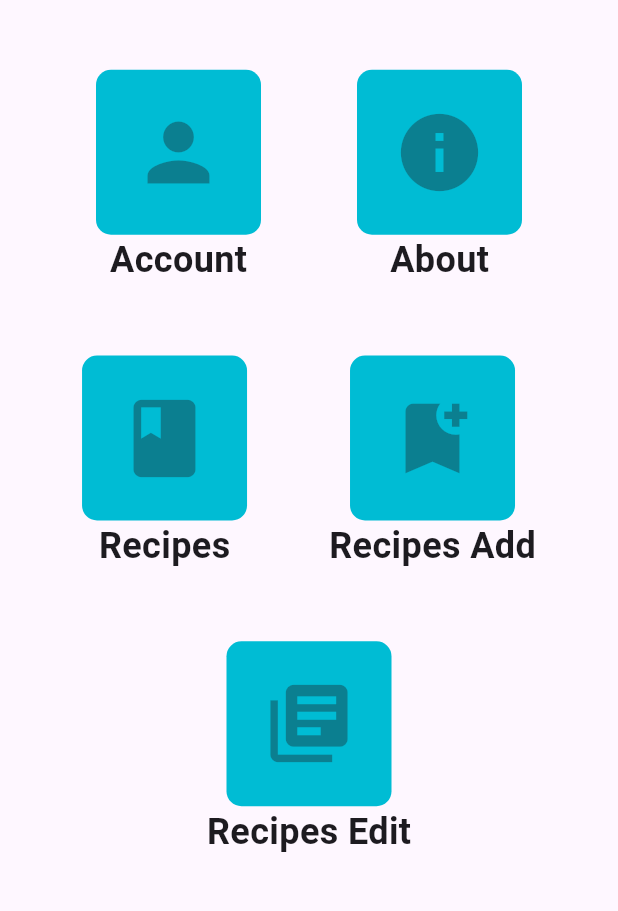
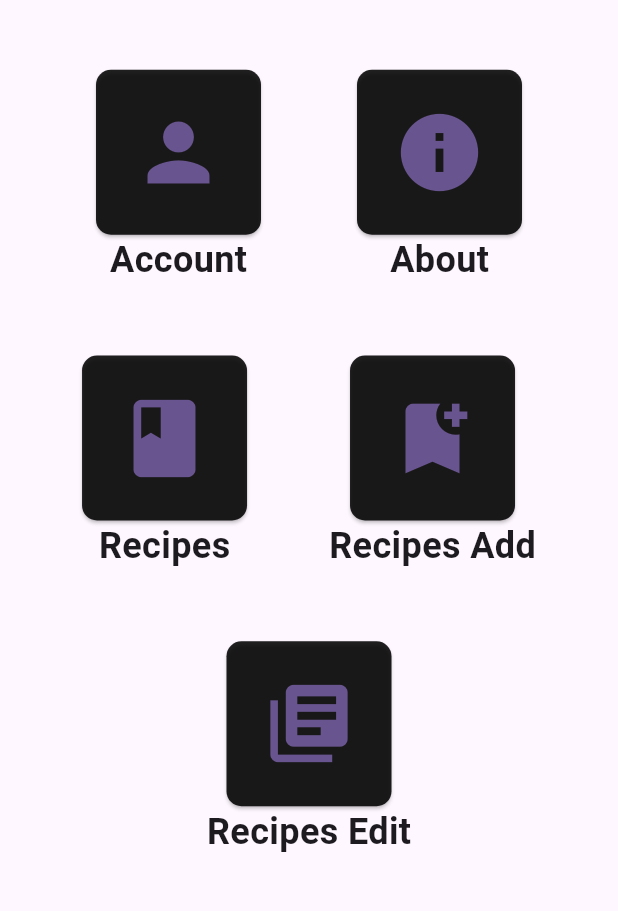
Before and after one commit to geoffval/Recipedia, a Flutter app: the HomePage screen opened directly, on a phone screen of 412 x 824 dp, the part 309-1220 px from its top. Run offline on Flutter 3.47's test engine with Material 2 defaults, Android fonts, the phone set to English and light mode, and no system bars.

Commit message:
Changed button color

```diff
--- a/lib/view/home_page_view.dart
+++ b/lib/view/home_page_view.dart
@@ -59,9 +59,9 @@ class _HomePageState extends State<HomePage> {
                             shape: MaterialStateProperty.all<RoundedRectangleBorder>(RoundedRectangleBorder(
                                 borderRadius: BorderRadius.circular(10.0)
                             )),
-                            backgroundColor: MaterialStateProperty.all<Color>(Colors.cyan),
+                            backgroundColor: MaterialStateProperty.all<Color>(Colors.black87),
                           ),
-                          onPressed: null,
+                          onPressed: (){},
                           child: Row(
                            mainAxisAlignment: MainAxisAlignment.center,
                            crossAxisAlignment: CrossAxisAlignment.center,
@@ -93,9 +93,9 @@ class _HomePageState extends State<HomePage> {
                             shape: MaterialStateProperty.all<RoundedRectangleBorder>(RoundedRectangleBorder(
                                 borderRadius: BorderRadius.circular(10.0)
                             )),
-                            backgroundColor: MaterialStateProperty.all<Color>(Colors.cyan),
+                            backgroundColor: MaterialStateProperty.all<Color>(Colors.black87),
                           ),
-                          onPressed: null,
+                          onPressed: () {},
                           child: Row(
                             mainAxisAlignment: MainAxisAlignment.center,
                             crossAxisAlignment: CrossAxisAlignment.center,
@@ -132,9 +132,9 @@ class _HomePageState extends State<HomePage> {
                             shape: MaterialStateProperty.all<RoundedRectangleBorder>(RoundedRectangleBorder(
                                 borderRadius: BorderRadius.circular(10.0)
                             )),
-                            backgroundColor: MaterialStateProperty.all<Color>(Colors.cyan),
+                            backgroundColor: MaterialStateProperty.all<Color>(Colors.black87),
                           ),
-                          onPressed: null,
+                          onPressed: (){},
                           child: Row(
                             mainAxisAlignment: MainAxisAlignment.center,
                             crossAxisAlignment: CrossAxisAlignment.center,
@@ -166,9 +166,9 @@ class _HomePageState extends State<HomePage> {
                             shape: MaterialStateProperty.all<RoundedRectangleBorder>(RoundedRectangleBorder(
                                 borderRadius: BorderRadius.circular(10.0)
                             )),
-                            backgroundColor: MaterialStateProperty.all<Color>(Colors.cyan),
+                            backgroundColor: MaterialStateProperty.all<Color>(Colors.black87),
                           ),
-                          onPressed: null,
+                          onPressed: (){},
                           child: Row(
                             mainAxisAlignment: MainAxisAlignment.center,
                             crossAxisAlignment: CrossAxisAlignment.center,
@@ -205,9 +205,9 @@ class _HomePageState extends State<HomePage> {
                             shape: MaterialStateProperty.all<RoundedRectangleBorder>(RoundedRectangleBorder(
                                 borderRadius: BorderRadius.circular(10.0)
                             )),
-                            backgroundColor: MaterialStateProperty.all<Color>(Colors.cyan),
+                            backgroundColor: MaterialStateProperty.all<Color>(Colors.black87),
                           ),
-                          onPressed: null,
+                          onPressed: (){},
                           child: Row(
                             mainAxisAlignment: MainAxisAlignment.center,
                             crossAxisAlignment: CrossAxisAlignment.center,
```
